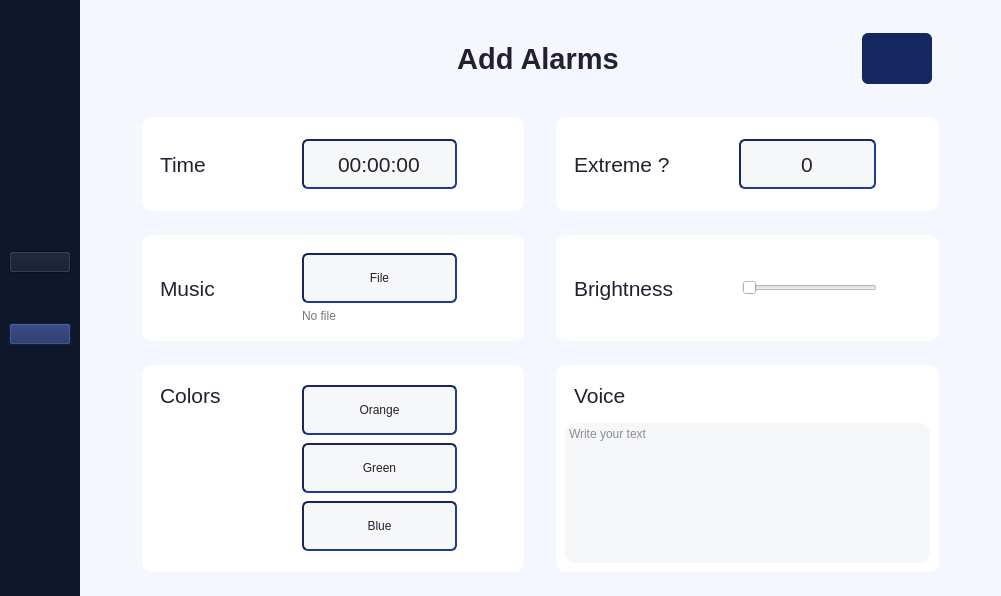
Old version of the form alarm.ui in the repository ElliotFP/spartan.
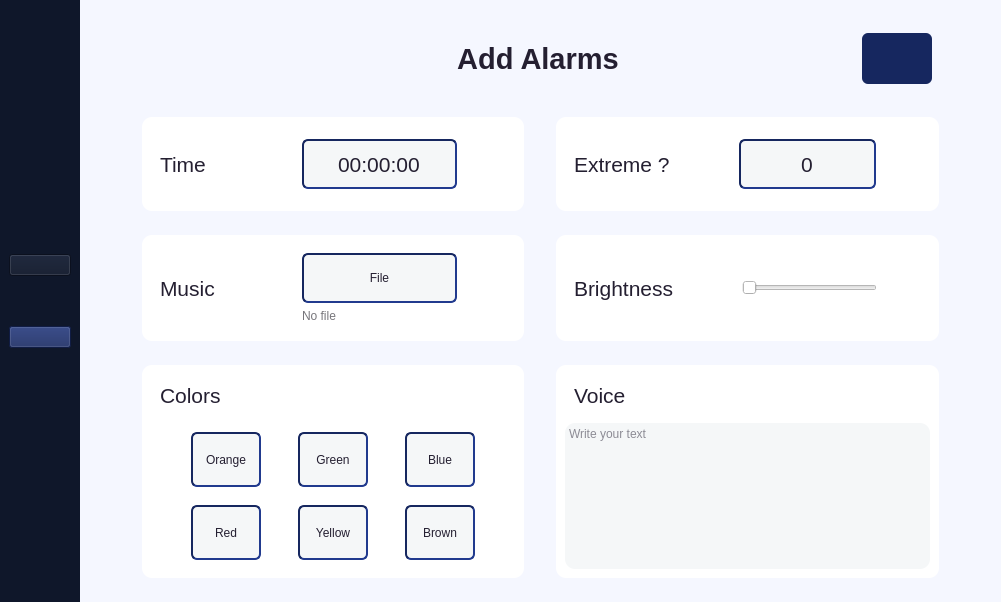
New version of the form. Icons and pictures are not drawn.

```diff
--- a/alarm.ui
+++ b/alarm.ui
@@ -7,7 +7,7 @@
     <x>0</x>
     <y>0</y>
     <width>1001</width>
-    <height>596</height>
+    <height>602</height>
    </rect>
   </property>
   <property name="windowTitle">
@@ -843,7 +843,7 @@
              <string notr="true">border-radius: 10;
 background-color: rgb(255, 255, 255);</string>
             </property>
-            <layout class="QHBoxLayout" name="horizontalLayout_9">
+            <layout class="QVBoxLayout" name="verticalLayout_5">
              <item>
               <widget class="QWidget" name="widget_36" native="true">
                <property name="sizePolicy">
@@ -874,16 +874,6 @@
                </layout>
               </widget>
              </item>
-             <item>
-              <widget class="QWidget" name="widget_37" native="true">
-               <property name="sizePolicy">
-                <sizepolicy hsizetype="Preferred" vsizetype="Preferred">
-                 <horstretch>1</horstretch>
-                 <verstretch>0</verstretch>
-                </sizepolicy>
-               </property>
-              </widget>
-             </item>
              <item>
               <widget class="QWidget" name="widget_38" native="true">
                <property name="sizePolicy">
@@ -893,12 +883,36 @@
                 </sizepolicy>
                </property>
                <layout class="QVBoxLayout" name="verticalLayout_4">
+                <property name="spacing">
+                 <number>0</number>
+                </property>
+                <property name="leftMargin">
+                 <number>0</number>
+                </property>
+                <property name="topMargin">
+                 <number>0</number>
+                </property>
+                <property name="rightMargin">
+                 <number>0</number>
+                </property>
+                <property name="bottomMargin">
+                 <number>0</number>
+                </property>
+                <item>
+                 <widget class="QWidget" name="widget_37" native="true">
+                  <layout class="QHBoxLayout" name="horizontalLayout_9">
                 <item>
                  <widget class="QPushButton" name="btnOrange">
                   <property name="minimumSize">
                    <size>
-                    <width>0</width>
-                    <height>50</height>
+                       <width>70</width>
+                       <height>55</height>
+                      </size>
+                     </property>
+                     <property name="maximumSize">
+                      <size>
+                       <width>70</width>
+                       <height>55</height>
                    </size>
                   </property>
                   <property name="styleSheet">
@@ -923,8 +937,14 @@
                  <widget class="QPushButton" name="btnGreen">
                   <property name="minimumSize">
                    <size>
-                    <width>0</width>
-                    <height>50</height>
+                       <width>70</width>
+                       <height>55</height>
+                      </size>
+                     </property>
+                     <property name="maximumSize">
+                      <size>
+                       <width>70</width>
+                       <height>55</height>
                    </size>
                   </property>
                   <property name="styleSheet">
@@ -949,8 +969,14 @@
                  <widget class="QPushButton" name="btnBlue">
                   <property name="minimumSize">
                    <size>
-                    <width>0</width>
-                    <height>50</height>
+                       <width>70</width>
+                       <height>55</height>
+                      </size>
+                     </property>
+                     <property name="maximumSize">
+                      <size>
+                       <width>70</width>
+                       <height>55</height>
                    </size>
                   </property>
                   <property name="styleSheet">
@@ -976,12 +1002,107 @@
              </item>
              <item>
               <widget class="QWidget" name="widget_45" native="true">
-               <property name="sizePolicy">
-                <sizepolicy hsizetype="Preferred" vsizetype="Preferred">
-                 <horstretch>1</horstretch>
-                 <verstretch>0</verstretch>
-                </sizepolicy>
-               </property>
+                  <layout class="QHBoxLayout" name="horizontalLayout_10">
+                   <item>
+                    <widget class="QPushButton" name="btnRed">
+                     <property name="minimumSize">
+                      <size>
+                       <width>70</width>
+                       <height>55</height>
+                      </size>
+                     </property>
+                     <property name="maximumSize">
+                      <size>
+                       <width>70</width>
+                       <height>55</height>
+                      </size>
+                     </property>
+                     <property name="styleSheet">
+                      <string notr="true">border-radius:6px;
+border-style: inset;
+border-width: 1.5px;
+border-color: rgb(22, 39, 95);
+
+background-color: rgb(119, 118, 123);
+/*border-color: rgb(234, 0, 49);*/
+
+color: rgb(36, 31, 49);
+background-color: rgb(245, 247, 248);
+</string>
+                     </property>
+                     <property name="text">
+                      <string>Red</string>
+                     </property>
+                    </widget>
+                   </item>
+                   <item>
+                    <widget class="QPushButton" name="btnYellow">
+                     <property name="minimumSize">
+                      <size>
+                       <width>70</width>
+                       <height>55</height>
+                      </size>
+                     </property>
+                     <property name="maximumSize">
+                      <size>
+                       <width>70</width>
+                       <height>55</height>
+                      </size>
+                     </property>
+                     <property name="styleSheet">
+                      <string notr="true">border-radius:6px;
+border-style: inset;
+border-width: 1.5px;
+border-color: rgb(22, 39, 95);
+
+background-color: rgb(119, 118, 123);
+/*border-color: rgb(234, 0, 49);*/
+
+color: rgb(36, 31, 49);
+background-color: rgb(245, 247, 248);
+</string>
+                     </property>
+                     <property name="text">
+                      <string>Yellow</string>
+                     </property>
+                    </widget>
+                   </item>
+                   <item>
+                    <widget class="QPushButton" name="btnBrown">
+                     <property name="minimumSize">
+                      <size>
+                       <width>70</width>
+                       <height>55</height>
+                      </size>
+                     </property>
+                     <property name="maximumSize">
+                      <size>
+                       <width>70</width>
+                       <height>55</height>
+                      </size>
+                     </property>
+                     <property name="styleSheet">
+                      <string notr="true">border-radius:6px;
+border-style: inset;
+border-width: 1.5px;
+border-color: rgb(22, 39, 95);
+
+background-color: rgb(119, 118, 123);
+/*border-color: rgb(234, 0, 49);*/
+
+color: rgb(36, 31, 49);
+background-color: rgb(245, 247, 248);
+</string>
+                     </property>
+                     <property name="text">
+                      <string>Brown</string>
+                     </property>
+                    </widget>
+                   </item>
+                  </layout>
+                 </widget>
+                </item>
+               </layout>
               </widget>
              </item>
             </layout>
```
Lines whose indentation alone changed are shown as unchanged.
